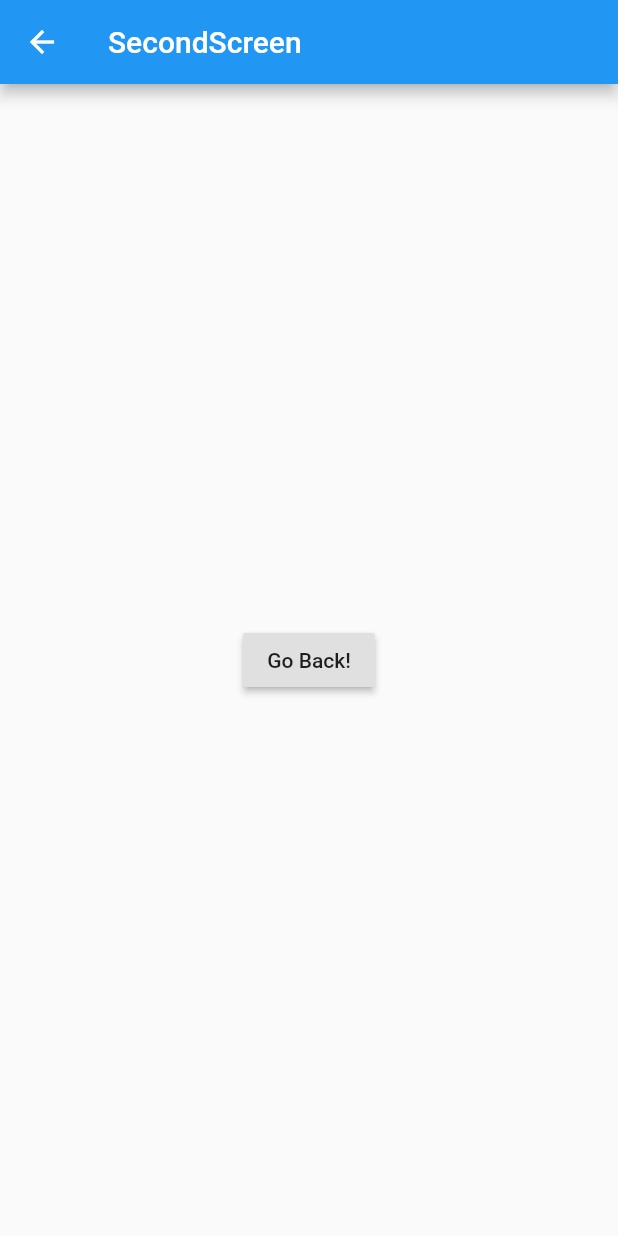
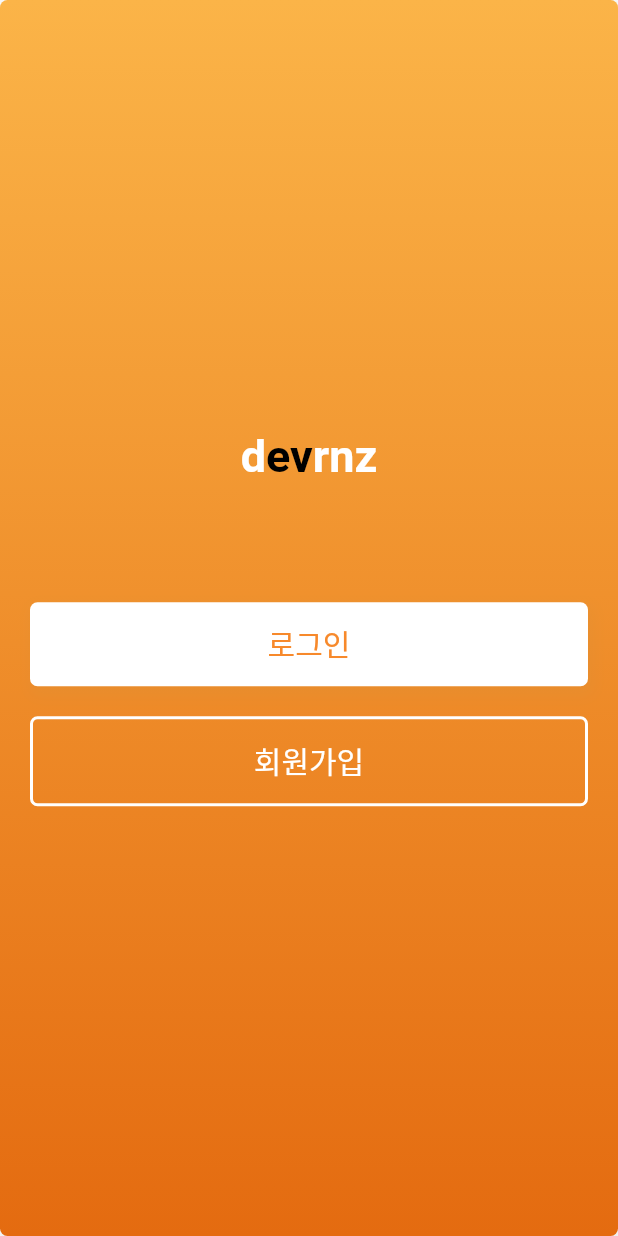
Before and after one commit to kys6879/flutter-study, a Flutter app: the screen it shows after launch, on a phone screen of 412 x 824 dp. Run offline on Flutter 3.47's test engine with Material 2 defaults, Android fonts, the phone set to English and light mode, and no system bars.

```diff
--- a/lib/RoutePage.dart
+++ b/lib/RoutePage.dart
@@ -1,13 +1,11 @@
 import 'package:flutter/material.dart';
 
 class FirstScreen extends StatelessWidget {
-  static String APP_BAR_TITLE = 'FirstScreen!!!';
-
   @override
   Widget build(BuildContext context) {
     return Scaffold(
       appBar: AppBar(
-        title: Text(APP_BAR_TITLE),
+        title: Text('FirstScreen'),
       ),
       body: Center(
         child: RaisedButton(
--- a/lib/main.dart
+++ b/lib/main.dart
@@ -1,35 +1,48 @@
 import 'package:flutter/material.dart';
 import 'package:my_app/RoutePage.dart';
 import 'package:my_app/TodoList.dart';
+import 'package:my_app/src/WelcomePage.dart';
 
 // void main() => runApp(MyApp());
-void main() => runApp(new RouteApp().routeMaterialApp);
+// void main() => runApp(RouteApp());
+void main() => runApp(LoginApp());
 
-class MyApp extends StatelessWidget {
+class LoginApp extends StatelessWidget {
   @override
   Widget build(BuildContext context) {
     return MaterialApp(
       title: "Flutter",
       theme: ThemeData(primarySwatch: Colors.blue),
-      home: TodoList(),
-      // initialRoute: '/',
-      // routes: {
-      //   '/': (context) => FirstScreen(),
-      //   '/second': (context) => SecondScreen()
-      // },
+      home: WelcomePage(),
     );
 
     // home: CupertinoPage());
   }
 }
 
-class RouteApp {
-  MaterialApp routeMaterialApp = MaterialApp(
-    title: 'RouteApp',
-    initialRoute: '/second',
-    routes: {
-      '/': (context) => FirstScreen(),
-      '/second': (context) => SecondScreen()
-    },
-  );
-}
+// class TodoApp extends StatelessWidget {
+//   @override
+//   Widget build(BuildContext context) {
+//     return MaterialApp(
+//       title: "Flutter",
+//       theme: ThemeData(primarySwatch: Colors.blue),
+//       home: TodoList(),
+//     );
+
+//     // home: CupertinoPage());
+//   }
+// }
+
+// class RouteApp extends StatelessWidget {
+//   @override
+//   Widget build(BuildContext context) {
+//     return MaterialApp(
+//       title: 'RouteApp',
+//       initialRoute: '/login',
+//       routes: {
+//         '/login': (context) => LoginPage(),
+//         '/second': (BuildContext context) => SecondScreen(),
+//       },
+//     );
+//   }
+// }
--- /dev/null
+++ b/lib/src/WelcomePage.dart
@@ -0,0 +1,120 @@
+import 'package:flutter/material.dart';
+import 'package:my_app/src/LoginPage.dart';
+
+class WelcomePage extends StatefulWidget {
+  final String title;
+
+  const WelcomePage({Key key, this.title}) : super(key: key);
+
+  @override
+  _WelcomePageState createState() => _WelcomePageState();
+}
+
+class _WelcomePageState extends State<WelcomePage> {
+  Widget _title() {
+    return RichText(
+      textAlign: TextAlign.center,
+      text: TextSpan(
+          text: 'd',
+          style: TextStyle(
+              fontSize: 30, fontWeight: FontWeight.w700, color: Colors.white),
+          children: [
+            TextSpan(
+                text: 'ev',
+                style: TextStyle(color: Colors.black, fontSize: 30)),
+            TextSpan(
+                text: 'rnz',
+                style: TextStyle(color: Colors.white, fontSize: 30)),
+          ]),
+    );
+  }
+
+  Widget _submitButton() {
+    return InkWell(
+      onTap: () {
+        print("onClick SubmitButton!");
+        Navigator.push(
+            context, MaterialPageRoute(builder: (context) => LoginPage()));
+      },
+      child: Container(
+        width: MediaQuery.of(context).size.width,
+        padding: EdgeInsets.symmetric(vertical: 13.0),
+        alignment: Alignment.center,
+        decoration: BoxDecoration(
+            borderRadius: BorderRadius.all(Radius.circular(5)),
+            boxShadow: <BoxShadow>[
+              BoxShadow(
+                  color: Color(0xffdf8e33).withAlpha(100),
+                  offset: Offset(2, 4),
+                  blurRadius: 8,
+                  spreadRadius: 2)
+            ],
+            color: Colors.white),
+        child: Text(
+          '로그인',
+          style: TextStyle(fontSize: 20.0, color: Color(0xfff7892b)),
+        ),
+      ),
+    );
+  }
+
+  Widget _signUpButton() {
+    return InkWell(
+      onTap: () {
+        print("object");
+      },
+      child: Container(
+        width: MediaQuery.of(context).size.width,
+        padding: EdgeInsets.symmetric(vertical: 13.0),
+        alignment: Alignment.center,
+        decoration: BoxDecoration(
+            borderRadius: BorderRadius.all(Radius.circular(5)),
+            border: Border.all(color: Colors.white, width: 2)),
+        child: Text(
+          '회원가입',
+          style: TextStyle(fontSize: 20.0, color: Colors.white),
+        ),
+      ),
+    );
+  }
+
+  @override
+  Widget build(BuildContext context) {
+    return Scaffold(
+      body: SingleChildScrollView(
+        child: Container(
+          padding: EdgeInsets.symmetric(horizontal: 20),
+          height: MediaQuery.of(context).size.height,
+          decoration: BoxDecoration(
+              borderRadius: BorderRadius.all(Radius.circular(5)),
+              boxShadow: <BoxShadow>[
+                BoxShadow(
+                    color: Colors.grey.shade200,
+                    offset: Offset(2, 4),
+                    blurRadius: 5,
+                    spreadRadius: 2)
+              ],
+              gradient: LinearGradient(
+                  begin: Alignment.topCenter,
+                  end: Alignment.bottomCenter,
+                  colors: [Color(0xfffbb448), Color(0xffe46b10)])),
+          child: Column(
+            crossAxisAlignment: CrossAxisAlignment.center,
+            mainAxisAlignment: MainAxisAlignment.center,
+            children: <Widget>[
+              _title(),
+              SizedBox(
+                height: 80,
+              ),
+              _submitButton(),
+              SizedBox(
+                height: 20,
+              ),
+              _signUpButton()
+            ],
+          ),
+        ),
+      ),
+    );
+  }
+}
```
Also changed, not shown: lib/src/LoginPage.dart (added, +288 -0 lines), lib/src/SignupPage.dart (added, +13 -0 lines).
